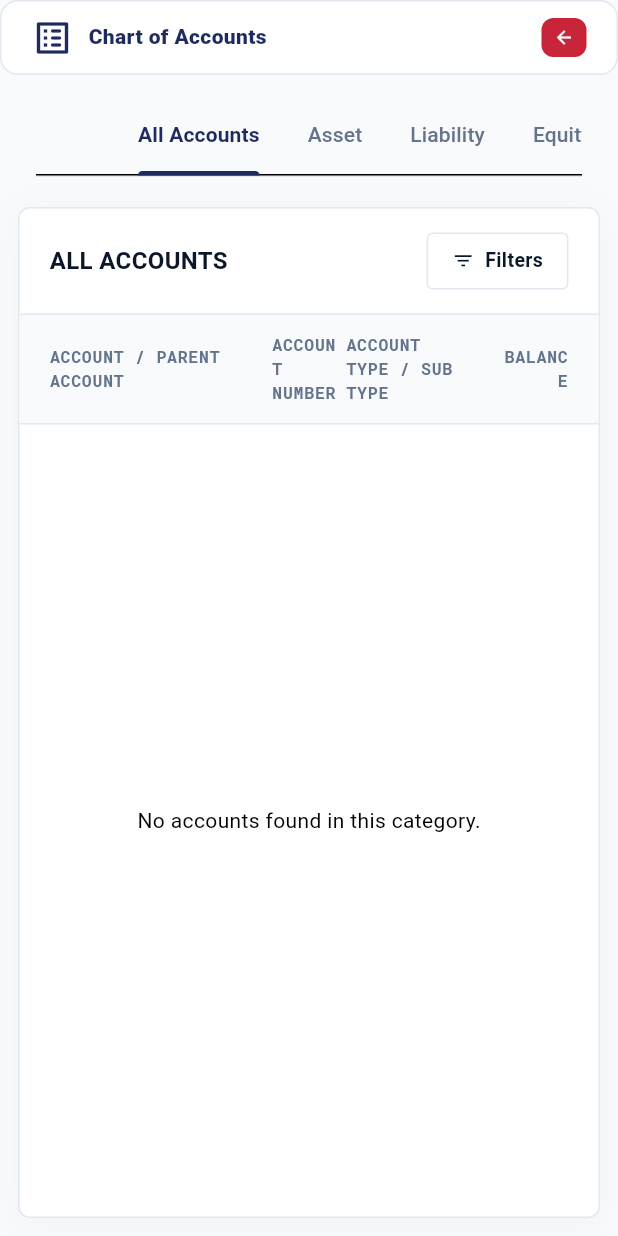
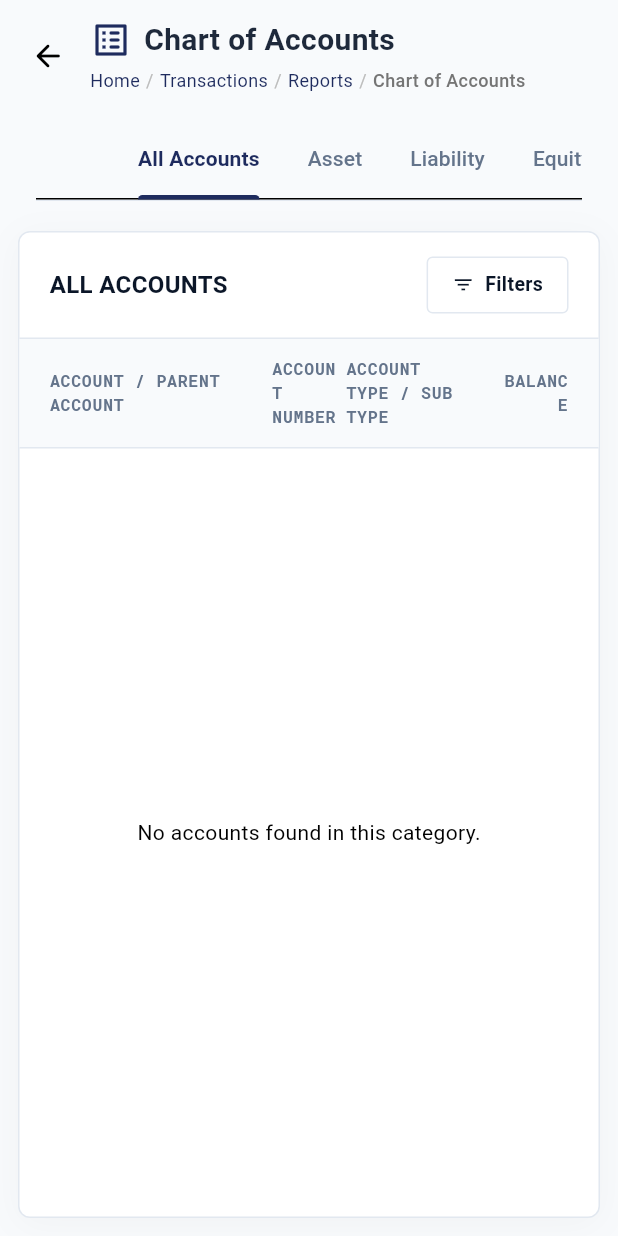
Before and after one commit to Senbagalakshmi/AMS_FLUTTER, a Flutter app: the ChartOfAccountsScreen screen opened directly with empty values, on a phone screen of 412 x 824 dp. Run offline on Flutter 3.47's test engine with Material 3 defaults, Android fonts, the phone set to English and light mode, and no system bars; our stand-ins replace fl_chart, google_fonts, pdf, printing; missing offline and left inert: dart:html, excel, phone_numbers_parser, universal_html; accounts and stored records are empty; network calls fail; statements that could not run were skipped.

Commit message:
Back Button fix

```diff
--- a/lib/widgets/widgets.dart
+++ b/lib/widgets/widgets.dart
@@ -1088,8 +1088,8 @@ class HeaderBreadcrumb {
 }
 
 // ─── IDENTITY HEADER ─────────────────────────────────────────
-class AmsIdentityHeader extends StatefulWidget {
-  final Widget icon;
+class AmsIdentityHeader extends StatelessWidget {
+  final Widget? icon;
   final String title;
   final String subtitle;
   final List<Widget> badges;
@@ -1097,167 +1097,135 @@ class AmsIdentityHeader extends StatefulWidget {
   final Color accentLt;
   final Color accentMd;
   final List<HeaderBreadcrumb>? breadcrumbs;
-  final VoidCallback onBack;
+  final Widget? backIcon;
+  final VoidCallback? onBack;
   final List<Widget>? actions;
-  final bool showBack;
+  final bool? showBack;
 
   const AmsIdentityHeader({
-    super.key,
-    required this.icon,
+    Key? key,
+    this.icon,
     required this.title,
     required this.subtitle,
-    required this.badges,
+    this.badges = const [],
     required this.accentColor,
     required this.accentLt,
     required this.accentMd,
     this.breadcrumbs,
-    required this.onBack,
+    this.backIcon,
+    this.onBack,
     this.actions,
-    this.showBack = true,
-  });
-
-  @override
-  State<AmsIdentityHeader> createState() => _AmsIdentityHeaderState();
-}
-
-class _AmsIdentityHeaderState extends State<AmsIdentityHeader> {
-  bool _isHover = false;
+    this.showBack,
+  }) : super(key: key);
 
   @override
   Widget build(BuildContext context) {
-    return MouseRegion(
-      onEnter: (_) => setState(() => _isHover = true),
-      onExit: (_) => setState(() => _isHover = false),
-      child: AnimatedContainer(
-        duration: const Duration(milliseconds: 200),
-        margin: const EdgeInsets.only(bottom: 8),
-        padding: const EdgeInsets.symmetric(horizontal: 20, vertical: 10),
-        decoration: BoxDecoration(
-          color: Colors.white,
-          border: Border.all(color: AppColors.border),
-          borderRadius: BorderRadius.circular(12),
-        ),
-        child: Column(
-          crossAxisAlignment: CrossAxisAlignment.start,
-          children: [
-            /// 🔥 Breadcrumbs (SHOW ONLY ON HOVER)
-            AnimatedCrossFade(
-              duration: const Duration(milliseconds: 200),
-              crossFadeState: _isHover
-                  ? CrossFadeState.showFirst
-                  : CrossFadeState.showSecond,
-              firstChild: Padding(
-                padding: const EdgeInsets.only(bottom: 4),
-                child: SingleChildScrollView(
-                  scrollDirection: Axis.horizontal,
-                  child: Row(
-                    children: widget.breadcrumbs!.asMap().entries.map((entry) {
-                      final idx = entry.key;
-                      final item = entry.value;
-                      final isLast = idx == widget.breadcrumbs!.length - 1;
+    final isRTL = Directionality.of(context) == TextDirection.rtl;
+    final bool displayBackButton = (showBack ?? true) && onBack != null;
+
+    return Container(
+      padding: const EdgeInsets.symmetric(horizontal: 16, vertical: 12),
+      child: Row(
+        crossAxisAlignment: CrossAxisAlignment.center,
+        children: [
+          /// 1. GLOBAL LEFT-SIDE BACK BUTTON (Clean Black Arrow Icon Only)
+          if (displayBackButton) ...[
+            GestureDetector(
+              onTap: onBack,
+              child: MouseRegion(
+                cursor: SystemMouseCursors.click, // Changes cursor to hand pointer on hover
+                child: Padding(
+                  padding: const EdgeInsets.symmetric(vertical: 8, horizontal: 4), // Clickable area padding
+                  child: Icon(
+                    isRTL ? Icons.arrow_forward_rounded : Icons.arrow_back_rounded,
+                    color: Colors.black, // Clean black arrow color
+                    size: 24,            // Standalone icon sizing
+                  ),
+                ),
+              ),
+            ),
+            const SizedBox(width: 12), // Space between the black arrow and the layout content
+          ],
+
+          /// 2. Header Layout Contents (Title, Subtitle, Breadcrumbs)
+          Expanded(
+            child: Column(
+              crossAxisAlignment: CrossAxisAlignment.start,
+              mainAxisSize: MainAxisSize.min,
+              children: [
+                Row(
+                  children: [
+                    if (icon != null) ...[
+                      icon!,
+                      const SizedBox(width: 8),
+                    ],
+                    Text(
+                      title,
+                      style: const TextStyle(
+                        fontSize: 20,
+                        fontWeight: FontWeight.bold,
+                        color: Color(0xFF1E293B),
+                      ),
+                    ),
+                    if (badges.isNotEmpty) ...[
+                      const SizedBox(width: 8),
+                      ...badges,
+                    ],
+                  ],
+                ),
+                if (breadcrumbs != null && breadcrumbs!.isNotEmpty) ...[
+                  const SizedBox(height: 4),
+                  Row(
+                    children: breadcrumbs!.asMap().entries.map((entry) {
+                      final index = entry.key;
+                      final crumb = entry.value;
+                      final isLast = index == breadcrumbs!.length - 1;
 
                       return Row(
+                        mainAxisSize: MainAxisSize.min,
                         children: [
-                          MouseRegion(
-                            cursor: item.onTap != null
-                                ? SystemMouseCursors.click
-                                : SystemMouseCursors.basic,
-                            child: GestureDetector(
-                              onTap: item.onTap,
+                          GestureDetector(
+                            onTap: crumb.onTap,
+                            child: MouseRegion(
+                              cursor: crumb.onTap != null
+                                  ? SystemMouseCursors.click
+                                  : SystemMouseCursors.basic,
                               child: Text(
-                                item.label,
-                                style: bodyStyle(
-                                  size: 11,
-                                  weight: FontWeight.w600,
-                                  color: AppColors.ink4,
-                                ).copyWith(
-                                  decoration: item.onTap != null
-                                      ? TextDecoration.underline
-                                      : TextDecoration.none,
-                                  decorationColor:
-                                      AppColors.ink4.withOpacity(0.3),
+                                crumb.label,
+                                style: TextStyle(
+                                  fontSize: 12,
+                                  color: isLast ? Colors.grey[600] : AppColors.tBlue,
+                                  fontWeight: isLast ? FontWeight.w500 : FontWeight.normal,
                                 ),
                               ),
                             ),
                           ),
                           if (!isLast)
-                            const Padding(
-                              padding: EdgeInsets.symmetric(horizontal: 6),
-                              child: Icon(
-                                Icons.chevron_right_rounded,
-                                size: 14,
-                                color: AppColors.ink4,
+                            Padding(
+                              padding: const EdgeInsets.symmetric(horizontal: 4),
+                              child: Text(
+                                '/',
+                                style: TextStyle(fontSize: 12, color: Colors.grey[400]),
                               ),
                             ),
                         ],
                       );
                     }).toList(),
                   ),
-                ),
-              ),
-              secondChild: const SizedBox(),
+                ],
+              ],
             ),
-
-            /// Title Row
-            LayoutBuilder(
-              builder: (context, constraints) {
-                final isMobile = Responsive.isMobile(context);
-                return Row(
-                  children: [
-                    widget.icon,
-                    const SizedBox(width: 10),
-                    Expanded(
-                      child: Text(
-                        widget.title,
-                        style: bodyStyle(
-                          size: isMobile ? 14 : 16,
-                          weight: FontWeight.w800,
-                          color: widget.accentColor,
-                        ),
-                        overflow: TextOverflow.ellipsis,
-                        maxLines: 1,
-                      ),
-                    ),
-                    const SizedBox(width: 8),
-
-                    if (widget.actions != null && !isMobile) ...[
-                      ...widget.actions!,
-                      const SizedBox(width: 12),
-                    ],
-
-                    /// Back Button
-                    GestureDetector(
-                      onTap: widget.onBack,
-                      child: Container(
-                        padding: EdgeInsets.symmetric(
-                          horizontal: isMobile ? 8 : 12,
-                          vertical: 6,
-                        ),
-                        decoration: BoxDecoration(
-                          color: AppColors.red,
-                          borderRadius: BorderRadius.circular(8),
-                        ),
-                        child: Row(
-                          mainAxisSize: MainAxisSize.min,
-                          children: [
-                            const Icon(Icons.arrow_back, color: Colors.white, size: 14),
-                            if (!isMobile) ...[
-                              const SizedBox(width: 6),
-                              const Text(
-                                "Back",
-                                style: TextStyle(color: Colors.white),
-                              ),
-                            ],
-                          ],
-                        ),
-                      ),
-                    )
-                  ],
-                );
-              }
+          ),
+
+          /// 3. Trailing Actions Container (Right side actions)
+          if (actions != null && actions!.isNotEmpty) ...[
+            const SizedBox(width: 16),
+            Row(
+              mainAxisSize: MainAxisSize.min,
+              children: actions!,
             ),
           ],
-        ),
+        ],
       ),
     );
   }
```
